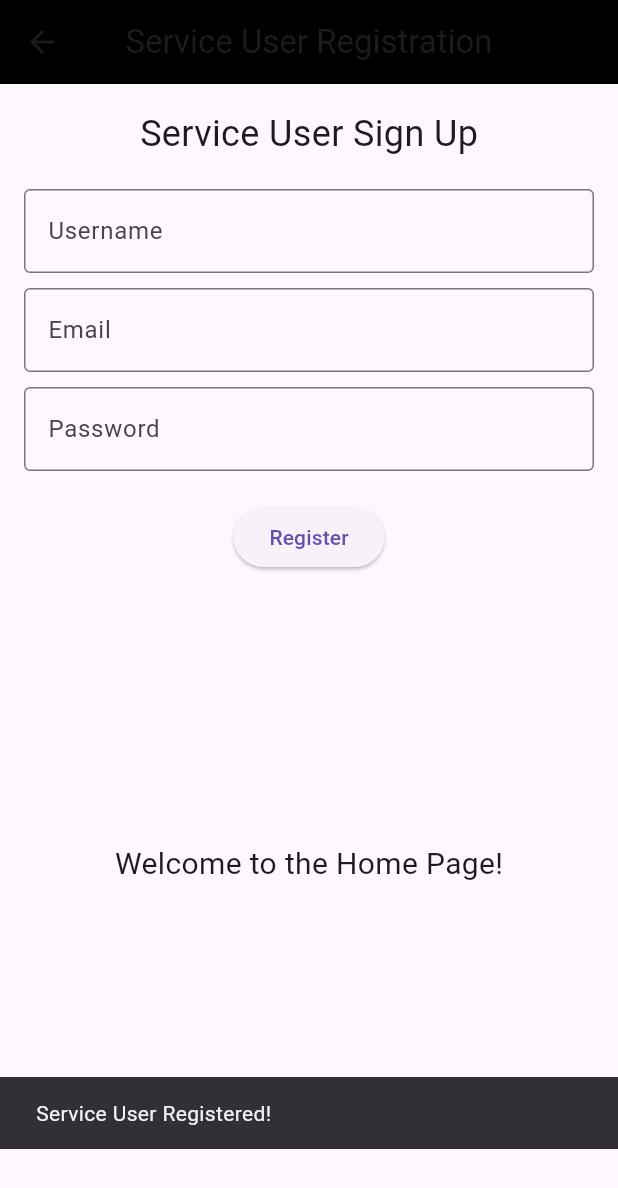
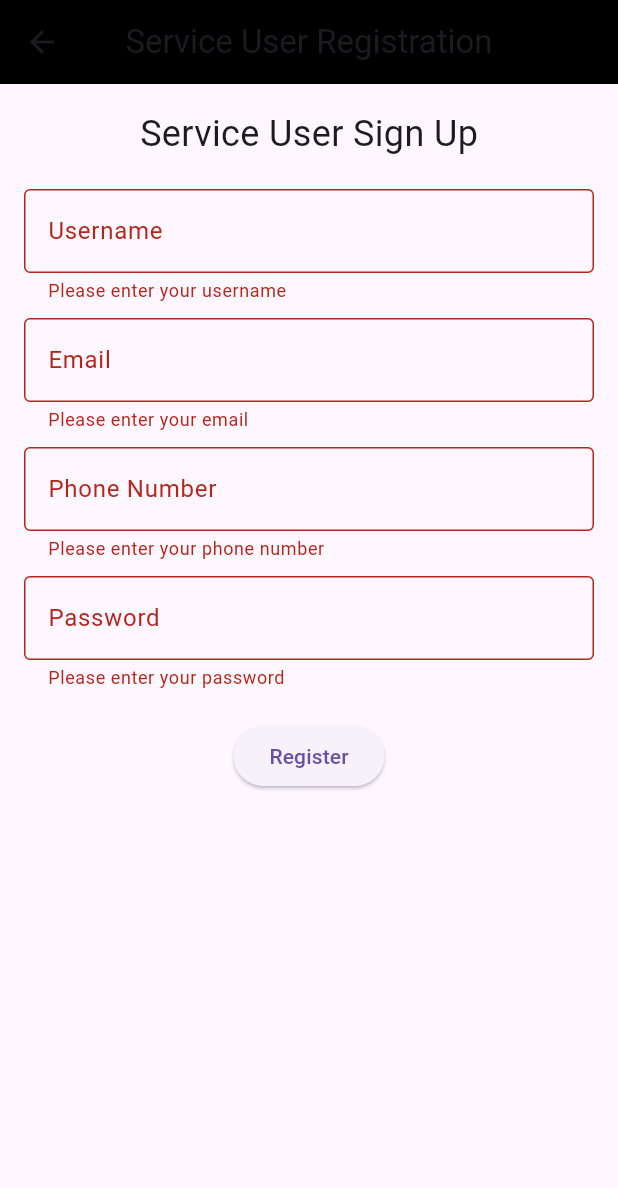
Before and after one commit to harsh-mane/omline_cab_booking, a Flutter app: the screen it shows after launch, after a tap on "Service User", after a tap on "Register", on a phone screen of 412 x 824 dp. Shown: the top 1188 px of the screen. Run offline on Flutter 3.47's test engine with Material 3 defaults, Android fonts, the light colour scheme and no system bars; our stand-ins replace geolocator.

Commit message:
Major error solve

```diff
--- /dev/null
+++ b/lib/Service_user/ServiceUserSignUpScreen.dart
@@ -0,0 +1,122 @@
+import 'package:flutter/material.dart';
+
+class ServiceUserSignUpScreen extends StatefulWidget {
+  const ServiceUserSignUpScreen({super.key});
+
+  @override
+  _ServiceUserSignUpScreenState createState() => _ServiceUserSignUpScreenState();
+}
+
+class _ServiceUserSignUpScreenState extends State<ServiceUserSignUpScreen> {
+  final _formKey = GlobalKey<FormState>();
+  String _username = '';
+  String _email = '';
+  String _password = '';
+  String _phoneNumber = '';
+
+  void _register() {
+    if (_formKey.currentState!.validate()) {
+      // Registration logic here
+      ScaffoldMessenger.of(context).showSnackBar(
+        const SnackBar(content: Text("Service User Registered!")),
+      );
+    }
+  }
+
+  @override
+  Widget build(BuildContext context) {
+    return Scaffold(
+      appBar: AppBar(
+        title: const Text("Service User Registration"),
+      ),
+      body: Padding(
+        padding: const EdgeInsets.all(16.0),
+        child: Form(
+          key: _formKey,
+          child: Column(
+            children: [
+              const Text(
+                "Service User Sign Up",
+                style: TextStyle(fontSize: 24),
+              ),
+              const SizedBox(height: 20),
+              // Username field
+              TextFormField(
+                decoration: const InputDecoration(
+                  labelText: "Username",
+                  border: OutlineInputBorder(),
+                ),
+                validator: (value) {
+                  if (value == null || value.isEmpty) {
+                    return 'Please enter your username';
+                  }
+                  return null;
+                },
+                onSaved: (value) => _username = value!,
+              ),
+              const SizedBox(height: 10),
+              // Email field
+              TextFormField(
+                decoration: const InputDecoration(
+                  labelText: "Email",
+                  border: OutlineInputBorder(),
+                ),
+                validator: (value) {
+                  if (value == null || value.isEmpty) {
+                    return 'Please enter your email';
+                  } else if (!value.contains('@')) {
+                    return 'Please enter a valid email';
+                  }
+                  return null;
+                },
+                onSaved: (value) => _email = value!,
+              ),
+              const SizedBox(height: 10),
+              // Phone number field
+              TextFormField(
+                decoration: const InputDecoration(
+                  labelText: "Phone Number",
+                  border: OutlineInputBorder(),
+                ),
+                validator: (value) {
+                  if (value == null || value.isEmpty) {
+                    return 'Please enter your phone number';
+                  } else if (value.length < 10) {
+                    return 'Please enter a valid phone number';
+                  }
+                  return null;
+                },
+                onSaved: (value) => _phoneNumber = value!,
+              ),
+              const SizedBox(height: 10),
+              // Password field
+              TextFormField(
+                obscureText: true,
+                decoration: const InputDecoration(
+                  labelText: "Password",
+                  border: OutlineInputBorder(),
+                ),
+                validator: (value) {
+                  if (value == null || value.isEmpty) {
+                    return 'Please enter your password';
+                  } else if (value.length < 8) {
+                    return 'Please enter a password with at least 8 characters';
+                  }
+                  return null;
+                },
+                onSaved: (value) => _password = value!,
+              ),
+              const SizedBox(height: 20),
+              // Register button
+              ElevatedButton(
+                onPressed: _register,
+                child: const Text("Register"),
+
+              ),
+            ],
+          ),
+        ),
+      ),
+    );
+  }
+}
--- a/lib/Service_user/home_user.dart
+++ b/lib/Service_user/home_user.dart
@@ -24,8 +24,8 @@ class _HomeUserState extends State<HomeUser> {
                 border: OutlineInputBorder(),
               ),
               onChanged: (query) {
-                setState(() {
-                });
+                // Handle search text change here
+                print("Search query: $query");
               },
             ),
           ),
@@ -33,8 +33,9 @@ class _HomeUserState extends State<HomeUser> {
             onPressed: () {
               // Handle search functionality here
               // For example, you can print the search query to the console
+              print("Search button pressed: ${_searchController.text}");
             },
-            icon: Icons.search,
+            icon: const Icon(Icons.search), // Add an actual icon here
           ),
         ],
       ),
--- a/lib/Service_user/service_user_signup.dart
+++ b/lib/Service_user/service_user_signup.dart
@@ -1,12 +1,16 @@
 import 'package:flutter/material.dart';
 
-// Renaming the class to avoid naming conflicts
+class ServiceUserSignupScreen  { // Define the ServiceUser  class
+  // Add properties and methods as needed
+}
+
 class ServiceUserSignUpScreen extends StatefulWidget {
-  const ServiceUserSignUpScreen({Key? key}) : super(key: key);
+  const ServiceUserSignUpScreen({super.key, this.ServiceUserSignUpScreenState});
 
-  @override
-  // ignore: library_private_types_in_public_api
-  _ServiceUserSignUpScreenState createState() => _ServiceUserSignUpScreenState();
+  final ServiceUserSignUpScreenState;
+
+ @override
+  createState() => ServiceUserSignUpScreenState();
 }
 
 class _ServiceUserSignUpScreenState extends State<ServiceUserSignUpScreen> {
@@ -17,7 +21,7 @@ class _ServiceUserSignUpScreenState extends State<ServiceUserSignUpScreen> {
     const HomePage(),      // Home tab content
     const ServicesPage(),  // Services tab content
     const RatingPage(),    // Rating tab content
-    ProfilePage(),   // Profile tab content
+    const ProfilePage(),   // Profile tab content
   ];
 
   // Method to handle tab selection
@@ -38,46 +42,6 @@ class _ServiceUserSignUpScreenState extends State<ServiceUserSignUpScreen> {
         child: Column(
           mainAxisAlignment: MainAxisAlignment.center,
           children: [
-            const Text(
-              "Service User Sign Up",
-              style: TextStyle(fontSize: 24),
-            ),
-            const SizedBox(height: 20),
-            // Username field
-            const TextField(
-              decoration: InputDecoration(
-                labelText: "Username",
-                border: OutlineInputBorder(),
-              ),
-            ),
-            const SizedBox(height: 10),
-            // Email field
-            const TextField(
-              decoration: InputDecoration(
-                labelText: "Email",
-                border: OutlineInputBorder(),
-              ),
-            ),
-            const SizedBox(height: 10),
-            // Password field
-            const TextField(
-              obscureText: true,
-              decoration: InputDecoration(
-                labelText: "Password",
-                border: OutlineInputBorder(),
-              ),
-            ),
-            const SizedBox(height: 20),
-            // Register button
-            ElevatedButton(
-              onPressed: () {
-                // Registration logic here
-                ScaffoldMessenger.of(context).showSnackBar(
-                  const SnackBar(content: Text("Service User Registered!")),
-                );
-              },
-              child: const Text("Register"),
-            ),
             const SizedBox(height: 20),
             // Display content based on the selected tab
             Expanded(child: _widgetOptions[_selectedIndex]),
@@ -85,22 +49,9 @@ class _ServiceUserSignUpScreenState extends State<ServiceUserSignUpScreen> {
         ),
       ),
       bottomNavigationBar: BottomNavigationBar(
-
-
-
-
-
-
-
-
-
-
-
-
-
         items: const <BottomNavigationBarItem>[
           BottomNavigationBarItem(
-            icon: Icon(Icons.home,),
+            icon: Icon(Icons.home),
             label: 'Home',
           ),
           BottomNavigationBarItem(
@@ -179,8 +130,6 @@ class ProfilePage extends StatelessWidget {
         "Profile Information",
         style: TextStyle(fontSize: 20),
       ),
-
     );
-
   }
 }
--- a/lib/main.dart
+++ b/lib/main.dart
@@ -1,11 +1,11 @@
 import 'package:flutter/material.dart';
 
-import 'package:rider_app/MySplashScreen.dart';
+import 'package:rider_app/outsider_files/MySplashScreen.dart';
 
 void main() async {
   WidgetsFlutterBinding.ensureInitialized();
-  runApp(MyApp(
-    child: const MySplashScreen(),
+  runApp(const MyApp(
+    child: MySplashScreen(),
   ));
 }
 
--- a/lib/MySplashScreen.dart
+++ b/lib/outsider_files/MySplashScreen.dart
@@ -42,7 +42,7 @@ class _MySplashScreenState extends State<MySplashScreen>
   Widget build(BuildContext context) {
     return Material(
       child: Container(
-        color: Colors.black87,
+        color: const Color.fromARGB(221, 149, 150, 103),
         child: Center(
           child: Column(
             mainAxisAlignment: MainAxisAlignment.center,
@@ -60,7 +60,7 @@ class _MySplashScreenState extends State<MySplashScreen>
                   "CloneABC",
                   style: TextStyle(
                     fontSize: 24,
-                    color: Colors.yellow,
+                    color: Colors.black,
                     fontWeight: FontWeight.bold,
                   ),
                 ),
--- a/lib/registration_options_dialog.dart
+++ b/lib/outsider_files/registration_options_dialog.dart
@@ -1,10 +1,12 @@
 import 'package:flutter/material.dart';
+import 'package:rider_app/Service_user/ServiceUserSignUpScreen.dart';
 
 
 
+// ignore: unused_import
 import 'package:rider_app/service_provider/MainScreens/MainScreen.dart';
 import 'package:rider_app/service_provider/SignUpScreen.dart';
-import 'package:rider_app/service_provider/TabScreen/ServiceUserSignUpScreen.dart';
+
 
 class RegistrationOptionsDialog {
   static Future<void> show(BuildContext context) async {
--- a/lib/service_provider/MainScreens/MainScreen.dart
+++ b/lib/service_provider/MainScreens/MainScreen.dart
@@ -1,4 +1,3 @@
-import 'package:flutter/cupertino.dart';
 import 'package:flutter/material.dart';
 import 'package:rider_app/service_provider/TabScreen/EarningsTabPage.dart';
 import 'package:rider_app/service_provider/TabScreen/HomeTabPage.dart';
--- a/lib/service_provider/TabScreen/ServiceUserSignUpScreen.dart
+++ /dev/null
@@ -1,170 +0,0 @@
-import 'package:flutter/material.dart';
-
-// Renaming the class to avoid naming conflicts
-class ServiceUserSignUpScreen extends StatefulWidget {
-  const ServiceUserSignUpScreen({Key? key}) : super(key: key);
-
-  @override
-  _ServiceUserSignUpScreenState createState() => _ServiceUserSignUpScreenState();
-}
-
-class _ServiceUserSignUpScreenState extends State<ServiceUserSignUpScreen> {
-  int _selectedIndex = 0; // Keeps track of the selected tab index
-
-  // List of widgets for each tab
-  final List<Widget> _widgetOptions = <Widget>[
-    const HomePage(),      // Home tab content
-    const ServicesPage(),  // Services tab content
-    const RatingPage(),    // Rating tab content
-    const ProfilePage(),   // Profile tab content
-  ];
-
-  // Method to handle tab selection
-  void _onItemTapped(int index) {
-    setState(() {
-      _selectedIndex = index; // Update the selected index
-    });
-  }
-
-  @override
-  Widget build(BuildContext context) {
-    return Scaffold(
-      appBar: AppBar(
-        title: const Text("Service User Registration"),
-      ),
-      body: Padding(
-        padding: const EdgeInsets.all(16.0),
-        child: Column(
-          mainAxisAlignment: MainAxisAlignment.center,
-          children: [
-            const Text(
-              "Service User Sign Up",
-              style: TextStyle(fontSize: 24),
-            ),
-            const SizedBox(height: 20),
-            // Username field
-            const TextField(
-              decoration: InputDecoration(
-                labelText: "Username",
-                border: OutlineInputBorder(),
-              ),
-            ),
-            const SizedBox(height: 10),
-            // Email field
-            const TextField(
-              decoration: InputDecoration(
-                labelText: "Email",
-                border: OutlineInputBorder(),
-              ),
-            ),
-            const SizedBox(height: 10),
-            // Password field
-            const TextField(
-              obscureText: true,
-              decoration: InputDecoration(
-                labelText: "Password",
-                border: OutlineInputBorder(),
-              ),
-            ),
-            const SizedBox(height: 20),
-            // Register button
-            ElevatedButton(
-              onPressed: () {
-                // Registration logic here
-                ScaffoldMessenger.of(context).showSnackBar(
-                  const SnackBar(content: Text("Service User Registered!")),
-                );
-              },
-              child: const Text("Register"),
-            ),
-            const SizedBox(height: 20),
-            // Display content based on the selected tab
-            Expanded(child: _widgetOptions[_selectedIndex]),
-          ],
-        ),
-      ),
-      bottomNavigationBar: BottomNavigationBar(
-        items: const <BottomNavigationBarItem>[
-          BottomNavigationBarItem(
-            icon: Icon(Icons.home),
-            label: 'Home',
-          ),
-          BottomNavigationBarItem(
-            icon: Icon(Icons.business),
-            label: 'Services',
-          ),
-          BottomNavigationBarItem(
-            icon: Icon(Icons.star),
-            label: 'Rating',
-          ),
-          BottomNavigationBarItem(
-            icon: Icon(Icons.person),
-            label: 'Profile',
-          ),
-        ],
-        currentIndex: _selectedIndex, // Highlight the selected tab
-        onTap: _onItemTapped, // Handle tab taps
-      ),
-    );
-  }
-}
-
-// Widget for Home page content
-class HomePage extends StatelessWidget {
-  const HomePage({super.key});
-
-  @override
-  Widget build(BuildContext context) {
-    return const Center(
-      child: Text(
-        "Welcome to the Home Page!",
-        style: TextStyle(fontSize: 20),
-      ),
-    );
-  }
-}
-
-// Widget for Services page content
-class ServicesPage extends StatelessWidget {
-  const ServicesPage({super.key});
-
-  @override
-  Widget build(BuildContext context) {
-    return const Center(
-      child: Text(
-        "Services Offered",
-        style: TextStyle(fontSize: 20),
-      ),
-    );
-  }
-}
-
-// Widget for Rating page content
-class RatingPage extends StatelessWidget {
-  const RatingPage({super.key});
-
-  @override
-  Widget build(BuildContext context) {
-    return const Center(
-      child: Text(
-        "Your Ratings",
-        style: TextStyle(fontSize: 20),
-      ),
-    );
-  }
-}
-
-// Widget for Profile page content
-class ProfilePage extends StatelessWidget {
-  const ProfilePage({super.key});
-
-  @override
-  Widget build(BuildContext context) {
-    return const Center(
-      child: Text(
-        "Profile Information",
-        style: TextStyle(fontSize: 20),
-      ),
-    );
-  }
-}
```
Also changed, not shown: lib/outsider_files/location_service.dart (renamed from lib/location_service.dart).
